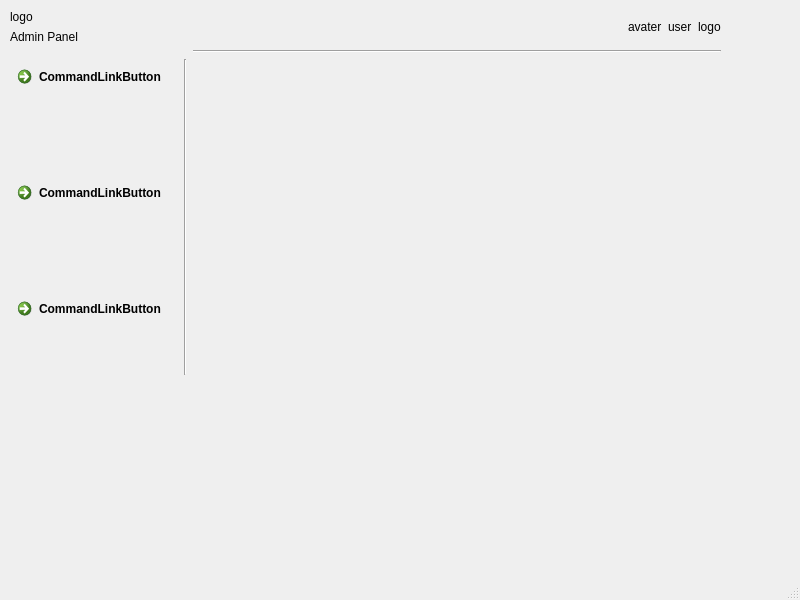
Qt form resources/layouts/staffWindow.ui (Omoshlawi/smart_cafteria) before a commit.
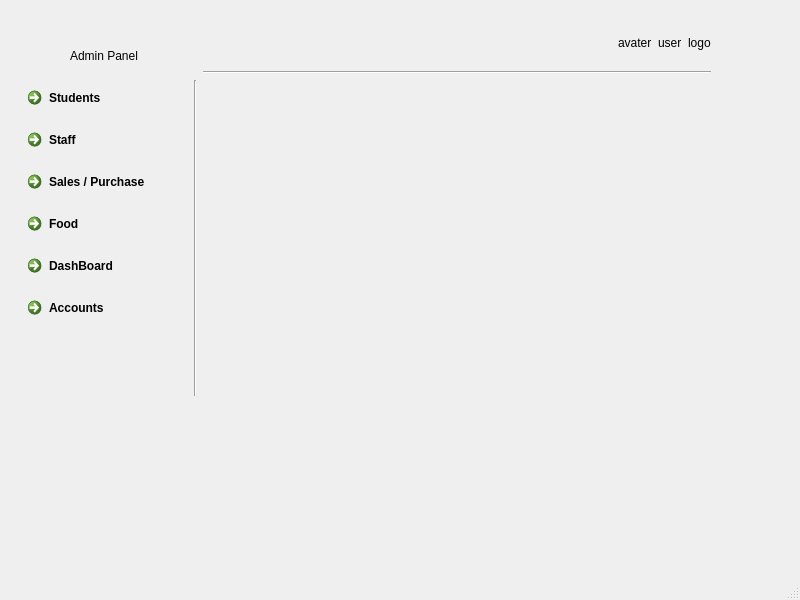
The same form after that commit.

```diff
--- a/resources/layouts/staffWindow.ui
+++ b/resources/layouts/staffWindow.ui
@@ -20,65 +20,53 @@
       <x>10</x>
       <y>10</y>
       <width>711</width>
-      <height>391</height>
+      <height>396</height>
      </rect>
     </property>
     <layout class="QGridLayout" name="baseLayout">
-     <item row="2" column="1">
-      <layout class="QHBoxLayout" name="horizontalLayout_3">
-       <item>
-        <widget class="Line" name="line">
-         <property name="orientation">
-          <enum>Qt::Vertical</enum>
-         </property>
-        </widget>
-       </item>
-      </layout>
-     </item>
-     <item row="2" column="2">
-      <spacer name="verticalSpacer">
-       <property name="orientation">
-        <enum>Qt::Vertical</enum>
-       </property>
-       <property name="sizeHint" stdset="0">
-        <size>
-         <width>20</width>
-         <height>40</height>
-        </size>
-       </property>
-      </spacer>
-     </item>
+     <property name="leftMargin">
+      <number>10</number>
+     </property>
+     <property name="topMargin">
+      <number>10</number>
+     </property>
+     <property name="rightMargin">
+      <number>10</number>
+     </property>
+     <property name="bottomMargin">
+      <number>10</number>
+     </property>
      <item row="0" column="0">
       <layout class="QVBoxLayout" name="verticalLayout_2">
        <item>
-        <widget class="QLabel" name="label_2">
-         <property name="text">
-          <string>logo</string>
-         </property>
-        </widget>
+        <layout class="QHBoxLayout" name="horizontalLayout_4">
+         <item>
+          <widget class="QLabel" name="jkuat_logo">
+           <property name="text">
+            <string/>
+           </property>
+           <property name="alignment">
+            <set>Qt::AlignCenter</set>
+           </property>
+          </widget>
+         </item>
+        </layout>
        </item>
        <item>
         <widget class="QLabel" name="label">
+         <property name="styleSheet">
+          <string notr="true">font: 16pt &quot;Sylfaen&quot;;</string>
+         </property>
          <property name="text">
           <string>Admin Panel</string>
          </property>
+         <property name="alignment">
+          <set>Qt::AlignCenter</set>
+         </property>
         </widget>
        </item>
       </layout>
      </item>
-     <item row="3" column="2">
-      <spacer name="horizontalSpacer">
-       <property name="orientation">
-        <enum>Qt::Horizontal</enum>
-       </property>
-       <property name="sizeHint" stdset="0">
-        <size>
-         <width>40</width>
-         <height>20</height>
-        </size>
-       </property>
-      </spacer>
-     </item>
      <item row="2" column="0" rowspan="2">
       <layout class="QHBoxLayout" name="horizontalLayout">
        <item>
@@ -86,24 +74,58 @@
          <item>
           <widget class="QCommandLinkButton" name="commandLinkButton">
            <property name="text">
-            <string>CommandLinkButton</string>
+            <string>Students</string>
            </property>
           </widget>
          </item>
          <item>
           <widget class="QCommandLinkButton" name="commandLinkButton_2">
            <property name="text">
-            <string>CommandLinkButton</string>
+            <string>Staff</string>
            </property>
           </widget>
          </item>
          <item>
           <widget class="QCommandLinkButton" name="commandLinkButton_3">
            <property name="text">
-            <string>CommandLinkButton</string>
+            <string>Sales / Purchase</string>
            </property>
           </widget>
          </item>
+         <item>
+          <widget class="QCommandLinkButton" name="manageFood">
+           <property name="text">
+            <string>Food</string>
+           </property>
+          </widget>
+         </item>
+         <item>
+          <widget class="QCommandLinkButton" name="dashBord">
+           <property name="text">
+            <string>DashBoard</string>
+           </property>
+          </widget>
+         </item>
+         <item>
+          <widget class="QCommandLinkButton" name="Accounts">
+           <property name="text">
+            <string>Accounts</string>
+           </property>
+          </widget>
+         </item>
+         <item>
+          <spacer name="verticalSpacer_2">
+           <property name="orientation">
+            <enum>Qt::Vertical</enum>
+           </property>
+           <property name="sizeHint" stdset="0">
+            <size>
+             <width>20</width>
+             <height>40</height>
+            </size>
+           </property>
+          </spacer>
+         </item>
         </layout>
        </item>
       </layout>
@@ -157,6 +179,20 @@
        </item>
       </layout>
      </item>
+     <item row="2" column="2" rowspan="2">
+      <widget class="QWidget" name="contentWidget" native="true"/>
+     </item>
+     <item row="2" column="1" rowspan="2">
+      <layout class="QHBoxLayout" name="horizontalLayout_3">
+       <item>
+        <widget class="Line" name="line">
+         <property name="orientation">
+          <enum>Qt::Vertical</enum>
+         </property>
+        </widget>
+       </item>
+      </layout>
+     </item>
     </layout>
    </widget>
   </widget>
```
Left out of the diff: 12 changed lines with no effect on the pictures.
